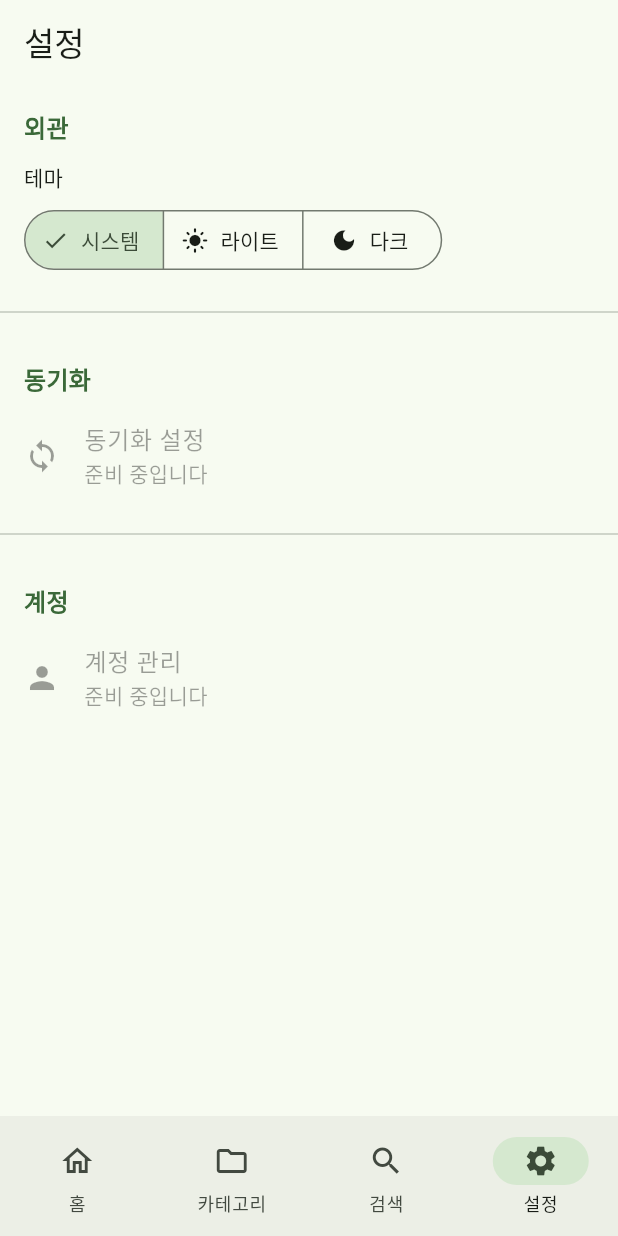
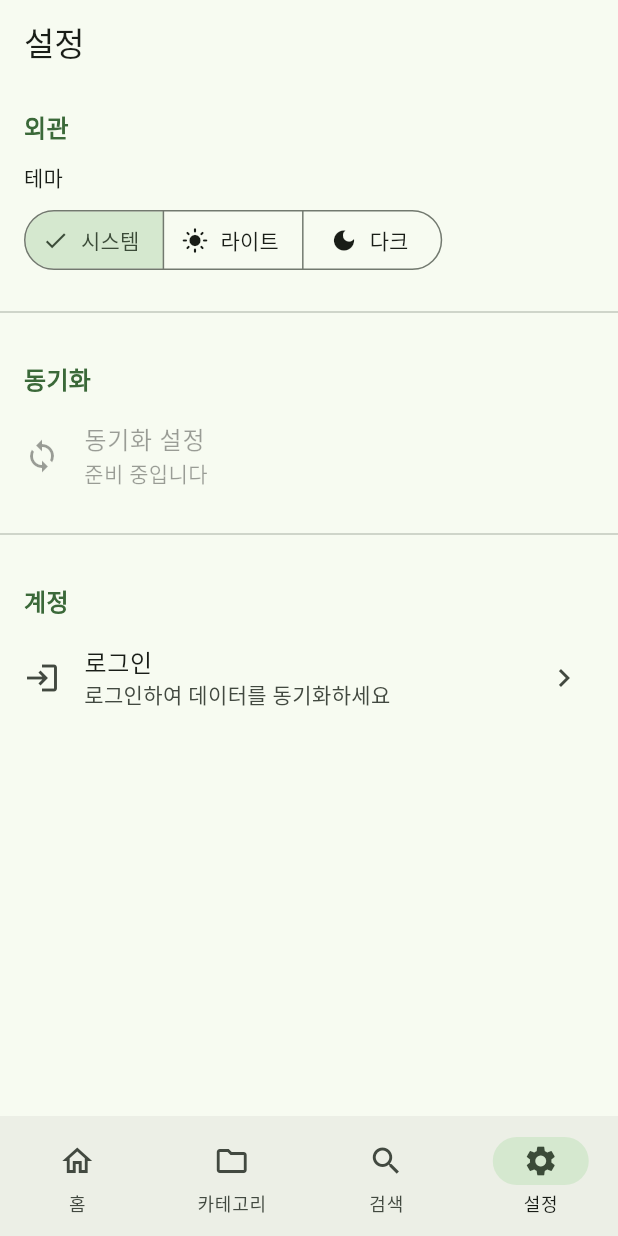
Before and after one commit to ckr3453/finito, a Flutter app: the screen it shows after launch, item 4 of the bottom bar chosen, on a phone screen of 412 x 824 dp. Run offline on Flutter 3.47's test engine with Material 3 defaults, Android fonts, the phone set to English and light mode, and no system bars; our stand-ins replace drift, firebase_auth, firebase_core, flutter_riverpod, freezed_annotation, go_router and 2 more; accounts and stored records are empty; generated files the repository leaves out were written again.

Commit message:
feat(auth): update routing and settings for auth
Add /login and /register routes outside shell, replace account
placeholder in settings with real auth UI, gitignore Firebase
config files, and update README with setup instructions.

Co-Authored-By: Claude Opus 4.6 <noreply@anthropic.com>

```diff
--- a/lib/presentation/screens/settings/settings_screen.dart
+++ b/lib/presentation/screens/settings/settings_screen.dart
@@ -1,5 +1,7 @@
 import 'package:flutter/material.dart';
 import 'package:flutter_riverpod/flutter_riverpod.dart';
+import 'package:go_router/go_router.dart';
+import 'package:todo_app/presentation/providers/auth_provider.dart';
 import 'package:todo_app/presentation/providers/theme_provider.dart';
 
 class SettingsScreen extends ConsumerWidget {
@@ -64,15 +66,59 @@ class SettingsScreen extends ConsumerWidget {
 
           const Divider(height: 32),
 
-          // Account section (placeholder)
+          // Account section
           _SectionHeader(title: '계정'),
-          const ListTile(
-            leading: Icon(Icons.person),
-            title: Text('계정 관리'),
-            subtitle: Text('준비 중입니다'),
-            enabled: false,
-          ),
+          _AccountSection(),
         ],
+      ),
+    );
+  }
+}
+
+class _AccountSection extends ConsumerWidget {
+  @override
+  Widget build(BuildContext context, WidgetRef ref) {
+    final user = ref.watch(currentUserProvider);
+
+    if (user == null) {
+      return ListTile(
+        leading: const Icon(Icons.login),
+        title: const Text('로그인'),
+        subtitle: const Text('로그인하여 데이터를 동기화하세요'),
+        trailing: const Icon(Icons.chevron_right),
+        onTap: () => context.go('/login'),
+      );
+    }
+
+    return ListTile(
+      leading: const Icon(Icons.person),
+      title: Text(user.email ?? '사용자'),
+      subtitle: const Text('로그인됨'),
+      trailing: TextButton(
+        onPressed: () async {
+          final confirmed = await showDialog<bool>(
+            context: context,
+            builder: (context) => AlertDialog(
+              title: const Text('로그아웃'),
+              content: const Text('로그아웃 하시겠습니까?'),
+              actions: [
+                TextButton(
+                  onPressed: () => Navigator.pop(context, false),
+                  child: const Text('취소'),
+                ),
+                FilledButton(
+                  onPressed: () => Navigator.pop(context, true),
+                  child: const Text('로그아웃'),
+                ),
+              ],
+            ),
+          );
+
+          if (confirmed == true) {
+            await ref.read(authServiceProvider).signOut();
+          }
+        },
+        child: const Text('로그아웃'),
       ),
     );
   }
--- a/lib/routing/app_router.dart
+++ b/lib/routing/app_router.dart
@@ -6,6 +6,8 @@ import 'package:todo_app/presentation/screens/task_detail/task_detail_screen.dar
 import 'package:todo_app/presentation/screens/categories/categories_screen.dart';
 import 'package:todo_app/presentation/screens/search/search_screen.dart';
 import 'package:todo_app/presentation/screens/settings/settings_screen.dart';
+import 'package:todo_app/presentation/screens/auth/login_screen.dart';
+import 'package:todo_app/presentation/screens/auth/register_screen.dart';
 import 'app_shell.dart';
 
 final rootNavigatorKey = GlobalKey<NavigatorState>();
@@ -41,6 +43,19 @@ final appRouter = GoRouter(
         ),
       ],
     ),
+    // Auth routes (outside shell - no bottom nav)
+    GoRoute(
+      path: '/login',
+      name: 'login',
+      parentNavigatorKey: rootNavigatorKey,
+      builder: (context, state) => const LoginScreen(),
+    ),
+    GoRoute(
+      path: '/register',
+      name: 'register',
+      parentNavigatorKey: rootNavigatorKey,
+      builder: (context, state) => const RegisterScreen(),
+    ),
     // Full-screen routes (outside shell)
     GoRoute(
       path: '/task/:id',
```
Also changed, not shown: firebase.json (added), 4 other files.
